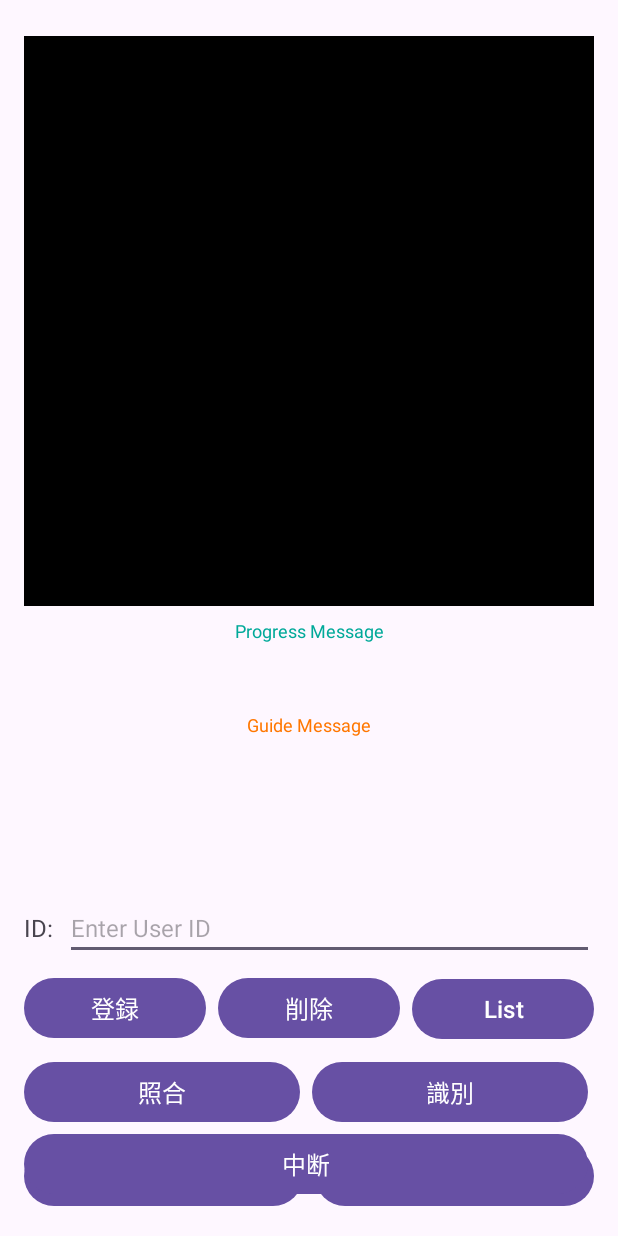
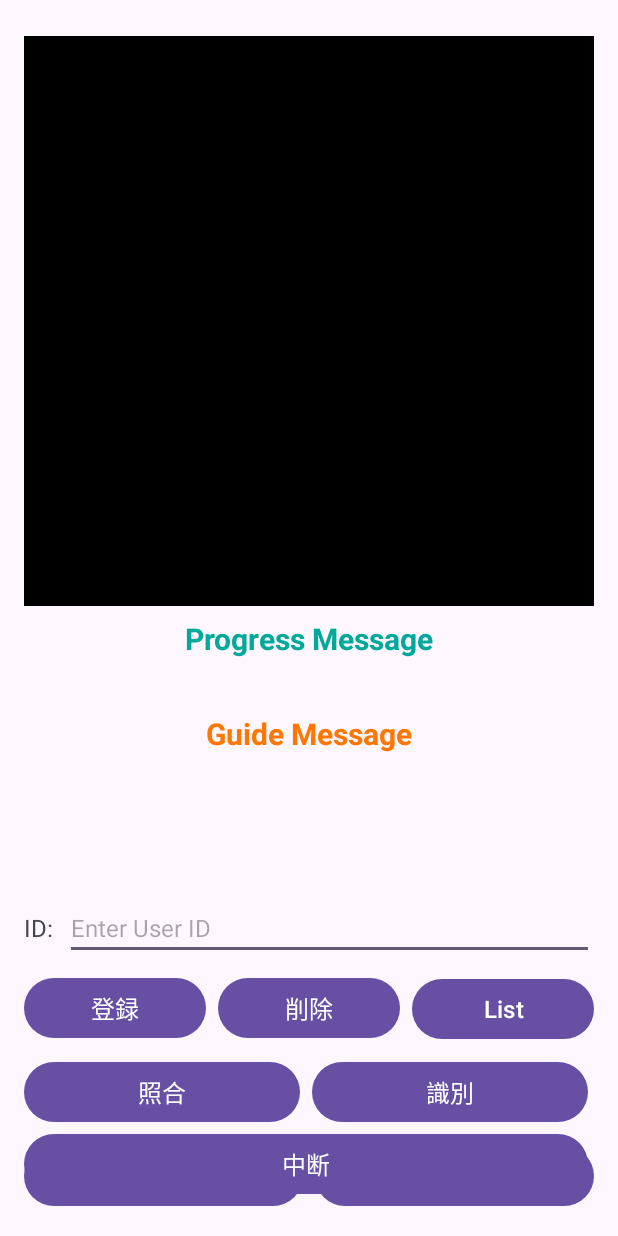
Before and after one commit to thangvaltec/Vein-app, an Android app: the layout activity_main.xml on its own in the app's theme, with its tools: preview values and no code run, on a phone screen of 412 x 824 dp. Run offline under Robolectric (Android 15) with nearby library versions, the phone set to English and light mode, and no system bars.

Commit message:
Significantly resize success,failure messages

```diff
--- a/app/src/main/res/layout/activity_main.xml
+++ b/app/src/main/res/layout/activity_main.xml
@@ -249,7 +249,8 @@
             android:text="Guide Message"
             android:textAlignment="gravity"
             android:textColor="#FF7700"
-            android:textSize="12sp"
+            android:textSize="20sp"
+            android:textStyle="bold"
             android:layout_marginTop="8dp"
             android:layout_marginHorizontal="8dp"
             app:layout_constraintBottom_toTopOf="@+id/messageView"
@@ -266,7 +267,8 @@
             android:gravity="center_horizontal"
             android:text="Progress Message"
             android:textColor="#00A999"
-            android:textSize="12sp"
+            android:textSize="20sp"
+            android:textStyle="bold"
             app:layout_constraintEnd_toEndOf="parent"
             app:layout_constraintStart_toStartOf="parent"
             app:layout_constraintTop_toBottomOf="@+id/backView" />
```
Also changed, not shown: app/src/main/java/com/fujitsu/frontech/palmsecure_gui_sample/GUISample.kt (line endings or trailing spaces), app/src/main/java/com/fujitsu/frontech/palmsecure_sample/service/PsService.java (line endings or trailing spaces), 1 other file.
